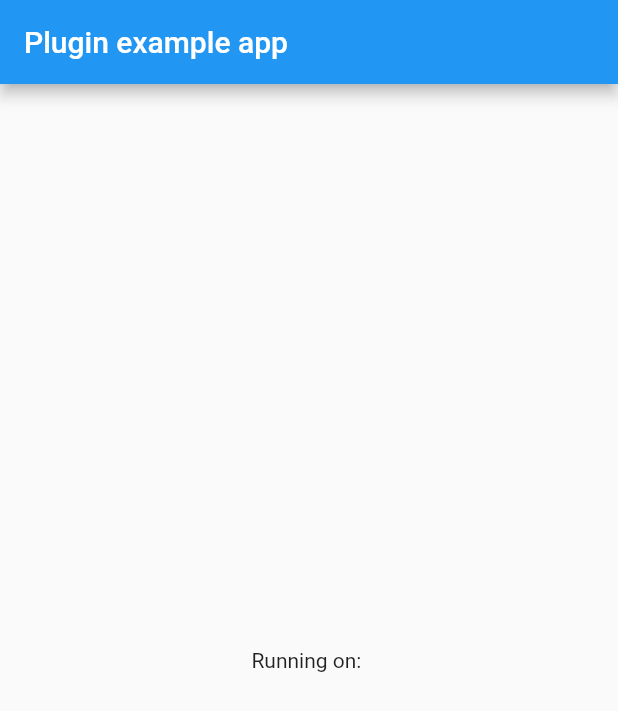
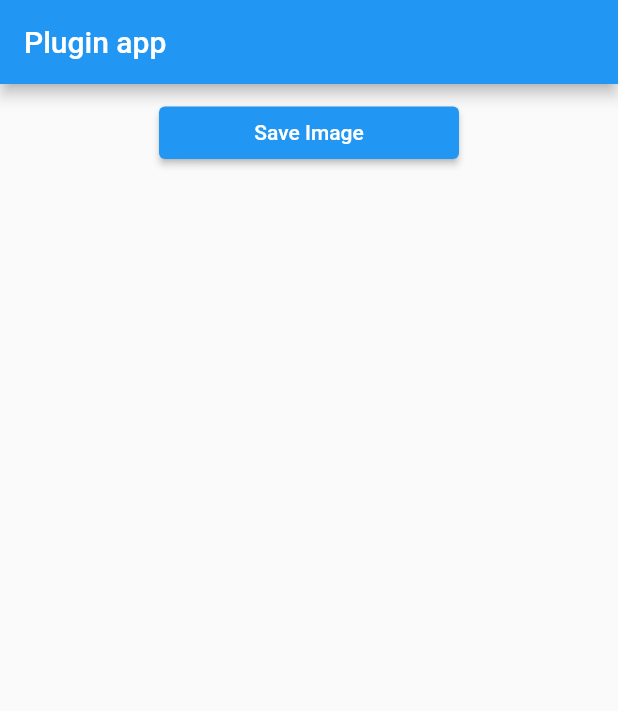
Before and after one commit to huhx/flutter_gallery_saver, a Flutter app: the screen it shows after launch, on a phone screen of 412 x 824 dp. Shown: the top 711 px of the screen. Run offline on Flutter 3.47's test engine with Material 2 defaults, Android fonts, the phone set to English and light mode, and no system bars; our stand-ins replace dio, fluttertoast.

Commit message:
[huhx] -feat: add example in android and ios

```diff
--- a/example/lib/main.dart
+++ b/example/lib/main.dart
@@ -1,6 +1,9 @@
-import 'dart:async';
+import 'dart:typed_data';
 
+import 'package:awesome_gallery_saver/gallery_saver.dart';
+import 'package:dio/dio.dart';
 import 'package:flutter/material.dart';
+import 'package:fluttertoast/fluttertoast.dart';
 
 void main() {
   runApp(const MyApp());
@@ -15,41 +18,40 @@ class MyApp extends StatefulWidget {
 
 class _MyAppState extends State<MyApp> {
   @override
-  void initState() {
-    super.initState();
-    initPlatformState();
-  }
-
-  // Platform messages are asynchronous, so we initialize in an async method.
-  Future<void> initPlatformState() async {
-    // Platform messages may fail, so we use a try/catch PlatformException.
-    // We also handle the message potentially returning null.
-    // try {
-    //   platformVersion =
-    //       await _awesomeGallerySaverPlugin.getPlatformVersion() ?? 'Unknown platform version';
-    // } on PlatformException {
-    //   platformVersion = 'Failed to get platform version.';
-    // }
-
-    // If the widget was removed from the tree while the asynchronous platform
-    // message was in flight, we want to discard the reply rather than calling
-    // setState to update our non-existent appearance.
-    if (!mounted) return;
-
-    // setState(() {
-    //   _platformVersion = platformVersion;
-    // });
-  }
-
-  @override
   Widget build(BuildContext context) {
     return MaterialApp(
       home: Scaffold(
-        appBar: AppBar(
-          title: const Text('Plugin example app'),
+        appBar: AppBar(title: const Text('Plugin app')),
+        body: Center(
+          child: Column(
+            children: [
+              Container(
+                padding: const EdgeInsets.only(top: 15),
+                width: 200,
+                height: 50,
+                child: ElevatedButton(
+                  onPressed: _saveImage,
+                  child: const Text("Save Image"),
+                ),
+              )
+            ],
+          ),
         ),
-        body: const Center(child: Text('Running on: ')),
       ),
     );
   }
+
+  Future<void> _saveImage() async {
+    final Response<dynamic> response = await Dio().get(
+      "https://lmg.jj20.com/up/allimg/1114/040221103339/210402103339-8-1200.jpg",
+      options: Options(responseType: ResponseType.bytes),
+    );
+    final result = await GallerySaver.saveImage(
+      Uint8List.fromList(response.data),
+      quality: 60,
+      name: "hello",
+    );
+    debugPrint(result.toString());
+    Fluttertoast.showToast(msg: "$result");
+  }
 }
--- a/example/pubspec.yaml
+++ b/example/pubspec.yaml
@@ -2,7 +2,7 @@ name: awesome_gallery_saver_example
 description: Demonstrates how to use the awesome_gallery_saver plugin.
 # The following line prevents the package from being accidentally published to
 # pub.dev using `flutter pub publish`. This is preferred for private packages.
-publish_to: 'none' # Remove this line if you wish to publish to pub.dev
+version: 1.0.0+1
 
 environment:
   sdk: '>=2.19.1 <3.0.0'
@@ -28,6 +28,8 @@ dependencies:
   # The following adds the Cupertino Icons font to your application.
   # Use with the CupertinoIcons class for iOS style icons.
   cupertino_icons: ^1.0.2
+  dio: ^5.0.2
+  fluttertoast: ^8.2.1
 
 dev_dependencies:
   flutter_test:
--- a/lib/gallery_saver.dart
+++ b/lib/gallery_saver.dart
@@ -5,6 +5,7 @@ import 'package:flutter/services.dart';
 class GallerySaver {
   static const MethodChannel _channel = MethodChannel('awesome_gallery_saver');
 
+  /// save image to Gallery
   static FutureOr<dynamic> saveImage(
     Uint8List bytes, {
     int quality = 80,
@@ -19,6 +20,7 @@ class GallerySaver {
     });
   }
 
+  /// save the file with the path [file] to gallery
   static Future<dynamic> saveFile(
     String file, {
     String? name,
--- a/lib/save_result.dart
+++ b/lib/save_result.dart
@@ -1,3 +1,4 @@
+/// the result of the file saving to gallery
 class SaveResult {
   final bool isSuccess;
   final String? filePah;
```
Also changed, not shown: 6 other files.
